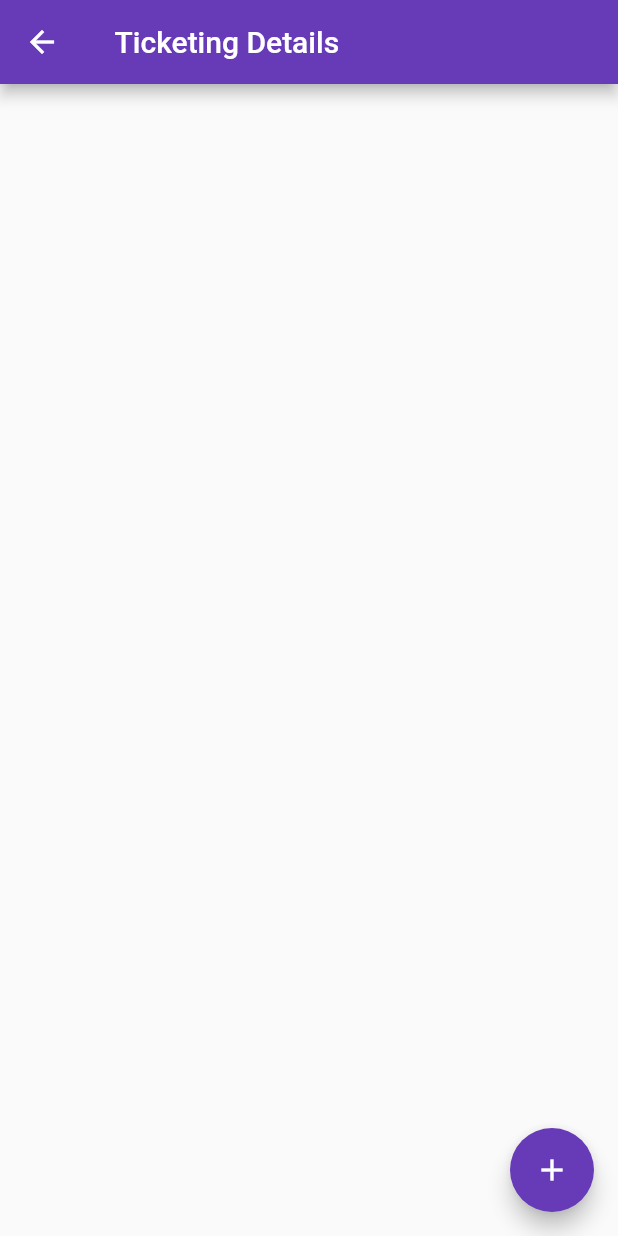
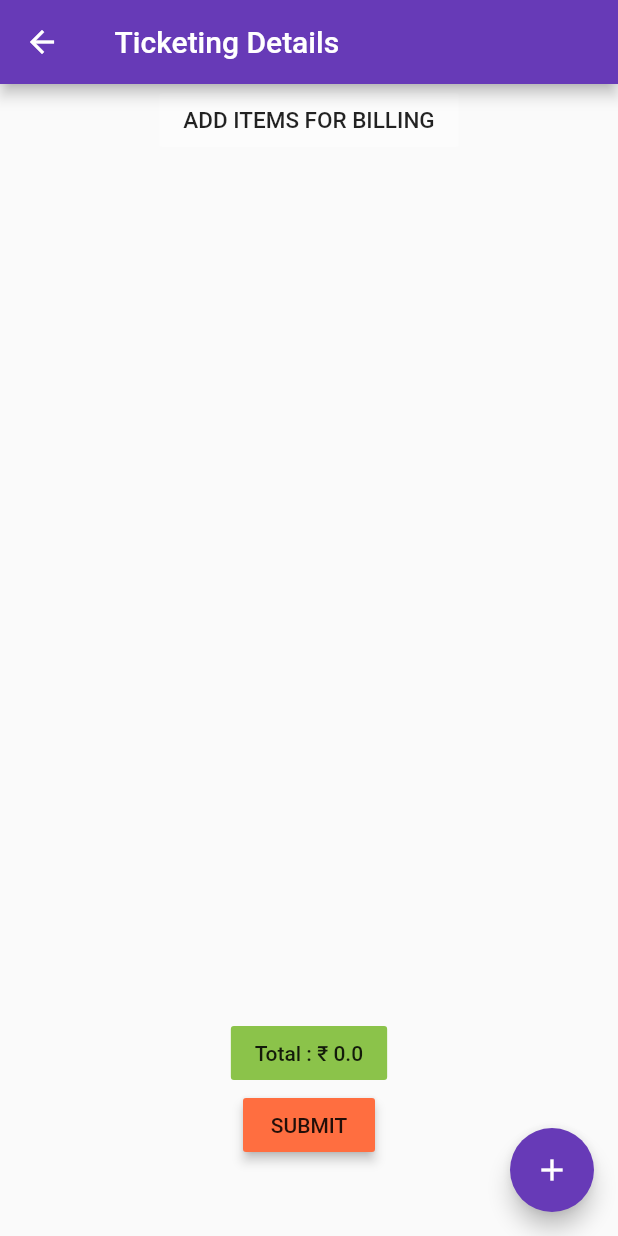
Before and after one commit to SubodhArya/FeatherPOS, a Flutter app: the Ticketing screen opened by its route, on a phone screen of 412 x 824 dp. Run offline on Flutter 3.47's test engine with Material 2 defaults, Android fonts, the phone set to English and light mode, and no system bars; our stand-ins replace sqflite; missing offline and left inert: autocomplete_textfield; accounts and stored records are empty; network calls fail.

Commit message:
Added Billing option which generats a ticket upon successful billing

```diff
--- a/lib/categoryDetails.dart
+++ b/lib/categoryDetails.dart
@@ -86,7 +86,7 @@ Widget updateCategoryWidget(String merchantID){
                 elevation: 2.0,
                 child: new ListTile(
                   leading: new CircleAvatar(
-                    backgroundColor: Colors.lightGreenAccent,
+                    backgroundColor: Colors.yellow,
                     child: new Text('Id: ${content[position]['categoryId']}',
                       style: new TextStyle(
                         fontSize: 13.0,
--- a/lib/main.dart
+++ b/lib/main.dart
@@ -87,6 +87,7 @@ class _PosHomeState extends State<PosHome> {
   final formKey = new GlobalKey<FormState>();
   String _username;
   String _merchantID;
+  String _employeeID;
   String _password;
   /*Map<String, String> body = {
     'username': tgh_email,
@@ -133,9 +134,10 @@ class _PosHomeState extends State<PosHome> {
      // Navigator.pushNamed(context, Menu.routeName,
        //   arguments: _email);
       _merchantID=ret['merchantId'].toString();
+      _employeeID=ret['employeeId'].toString();
       Navigator.push(context, new MaterialPageRoute(
           builder: (context){
-            return Menu(username:_username,merchantId: _merchantID,designation:ret['designation'],organization: ret['organization'],name: ret['name'],);
+            return Menu(username:_username,merchantId: _merchantID,designation:ret['designation'],organization: ret['organization'],name: ret['name'],employeeId: _employeeID,);
           }
       ));
       formKey.currentState.reset();
--- a/lib/productDetails.dart
+++ b/lib/productDetails.dart
@@ -31,7 +31,7 @@ class _ProductDetailsState extends State<ProductDetails> {
         children: <Widget>[
           Padding( padding: EdgeInsets.all(15.0),),
           new RaisedButton(
-            child: new Text('Select Category to display products:',style: new TextStyle(fontSize: 20.0),),
+            child: new Text('Select Category to display products',style: new TextStyle(fontSize: 20.0),),
             elevation: 2.0,
             color: Colors.lime,
             textColor: Colors.white,
--- a/lib/ticketing.dart
+++ b/lib/ticketing.dart
@@ -2,6 +2,7 @@ import 'dart:core';
 
 import 'package:flutter/cupertino.dart';
 import 'package:flutter/material.dart';
+import 'package:poslogin/billing.dart';
 import 'package:poslogin/ticketing_detail.dart';
 import 'models/ticket.dart';
 import 'utils/database_helper.dart';
@@ -14,14 +15,19 @@ class Ticketing extends StatefulWidget {
   static const String routeName = "/ticketing";
   final String title;
   final String merchantId;
-  Ticketing({this.title,this.merchantId});
+  final String employeeId;
+
+
+  Ticketing({this.title,this.merchantId,this.employeeId});
   @override
   _TicketingState createState() => _TicketingState();
 }
 
 class _TicketingState extends State<Ticketing> {
+
   DatabaseHelper databaseHelper = new DatabaseHelper();
   List<Ticket> ticketList;
+  double total=0.0;
   int count =0;
   @override
   Widget build(BuildContext context) {
@@ -33,7 +39,50 @@ class _TicketingState extends State<Ticketing> {
       appBar: new AppBar(
         title: new Text(' Ticketing Details'),
       ),
-      body: getTicketsListView(),
+      body: ListView(
+        children: <Widget>[
+          new Center(
+            child: FlatButton(
+              child:  Text("ADD ITEMS FOR BILLING",style: TextStyle(fontSize: 15.0),),
+              color: Colors.white30,
+              onPressed: (){},
+            ),
+          ),
+          new Container(
+            height: (MediaQuery.of(context).size.height)-250.0,
+            child: getTicketsListView(),
+          ),
+          new Center(
+            child: FlatButton(
+              child:  Text("Total : ₹ $total"),
+              color: Colors.lightGreen,
+              onPressed: (){},
+            ),
+          ),
+          new Center(
+            child: RaisedButton(
+              elevation: 3.0,
+              child:  Text("SUBMIT"),
+              color: Colors.deepOrangeAccent,
+              onPressed: ()async {
+                if (ticketList.length != 0) {
+                  bool result = await Navigator.push(
+                      context, new MaterialPageRoute(
+                      builder: (context) {
+                        return Billing(merchantId: widget.merchantId,
+                          employeeId: widget.employeeId,
+                          ticketList: ticketList,);
+                      }
+                  ));
+                  if (result == true) {
+                    updateListView();
+                  }
+                }
+              }
+            ),
+          ),
+        ],
+      ),
       floatingActionButton: new FloatingActionButton(
         onPressed: (){
           navigateToDetail(Ticket('',0 ,1,0,0 ,'' ),'Add Details',widget.merchantId);
@@ -116,18 +165,25 @@ class _TicketingState extends State<Ticketing> {
         setState(() {
           this.ticketList=ticketList;
           this.count=ticketList.length;
+          total=0;
+          updateTotal();
         });
       });
     });
   }
 
-
+  void updateTotal(){
+    for(int i=0;i<ticketList.length;i++){
+      total = total + ticketList[i].subtotal;
+    }
+  }
 
   ListView getTicketsListView(){
     TextStyle titleStyle = Theme.of(context).textTheme.subhead;
     return new ListView.builder(
       itemCount: count,
       itemBuilder: (BuildContext context, int position){
+       // total = total + this.ticketList[position].subtotal;
         return Card(
           color: Colors.white,
           elevation: 2.0 ,
```
Also changed, not shown: lib/billing.dart (added, +133 -0 lines), lib/menu.dart (+6 -5 lines), lib/models/ticket.dart (+8 -1 lines), lib/ticketing_detail.dart (+15 -13 lines).
